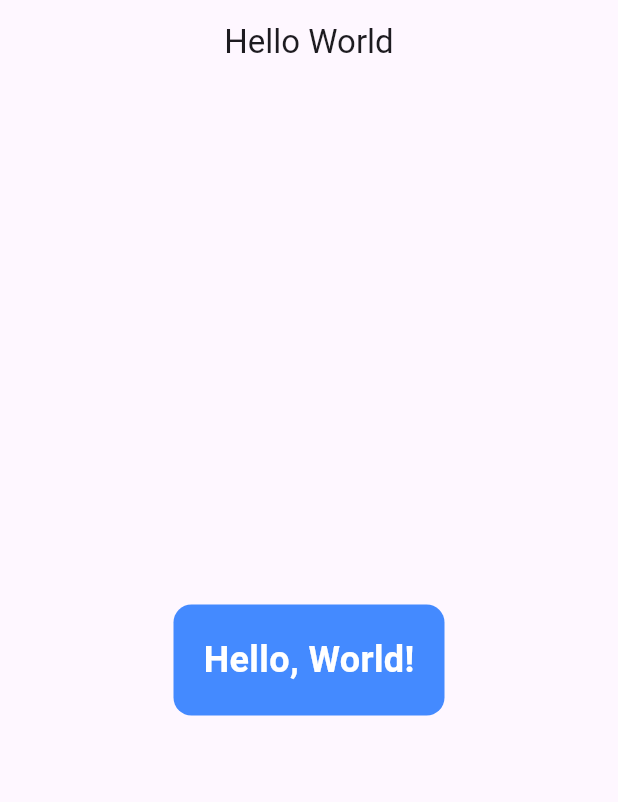
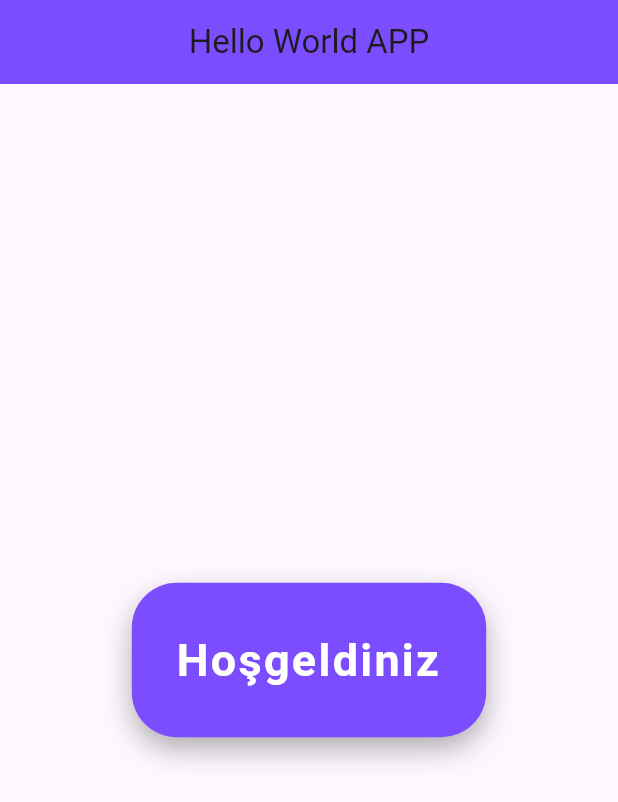
Before and after one commit to cnby00/helloworldapp, a Flutter app: the screen it shows after launch, on a phone screen of 412 x 824 dp. Shown: the top 802 px of the screen. Run offline on Flutter 3.47's test engine with Material 3 defaults, Android fonts, the phone set to English and light mode, and no system bars.

Commit message:
Tasarım ve işlevsellik güncellemesi

```diff
--- a/lib/main.dart
+++ b/lib/main.dart
@@ -7,36 +7,67 @@ class App extends StatelessWidget {
   Widget build(BuildContext context) {
     return MaterialApp(
       debugShowCheckedModeBanner: false,
-      title: 'Hello World',
+      title: 'Hello World APP',
       theme: ThemeData(
         primarySwatch: Colors.blue,
+        visualDensity: VisualDensity.adaptivePlatformDensity,
       ),
       home: MainScreen(),
     );
   }
 }
 
-class MainScreen extends StatelessWidget {
+class MainScreen extends StatefulWidget {
+  @override
+  _MainScreenState createState() => _MainScreenState();
+}
+
+class _MainScreenState extends State<MainScreen> {
+  String _text = "Hoşgeldiniz"; // Başlangıç metni
+
+  void _toggleText() {
+    setState(() {
+      if (_text == "Hoşgeldiniz") {
+        _text = "Hello, World!";
+      } else {
+        _text = "Hoşgeldiniz";
+      }
+    });
+  }
+
   @override
   Widget build(BuildContext context) {
     return Scaffold(
       appBar: AppBar(
-        title: const Text('Hello World'),
+        title: const Text('Hello World APP'),
         centerTitle: true,
+        backgroundColor: Colors.deepPurpleAccent, // AppBar rengi
       ),
       body: Center(
+        child: GestureDetector(
+          onTap: _toggleText, // Metne tıklandığında metni değiştir
           child: Container(
-          padding: const EdgeInsets.all(20.0),
+            padding: const EdgeInsets.all(30.0),
             decoration: BoxDecoration(
-            color: Colors.blueAccent,
-            borderRadius: BorderRadius.circular(12),
+              color: Colors.deepPurpleAccent, // Arka plan rengi
+              borderRadius: BorderRadius.circular(30), // Yuvarlatılmış köşeler
+              boxShadow: [
+                BoxShadow(
+                  color: Colors.black.withOpacity(0.3),
+                  blurRadius: 15,
+                  offset: Offset(0, 8),
                 ),
-          child: const Text(
-            'Hello, World!',
+              ],
+            ),
+            child: Text(
+              _text, // Dinamik olarak değişen metin
               style: TextStyle(
-              fontSize: 24,
+                fontSize: 30,
                 fontWeight: FontWeight.bold,
                 color: Colors.white,
+                letterSpacing: 1.5, // Harfler arasındaki mesafe
+              ),
+              textAlign: TextAlign.center,
             ),
           ),
         ),
```
Lines whose indentation alone changed are shown as unchanged.
